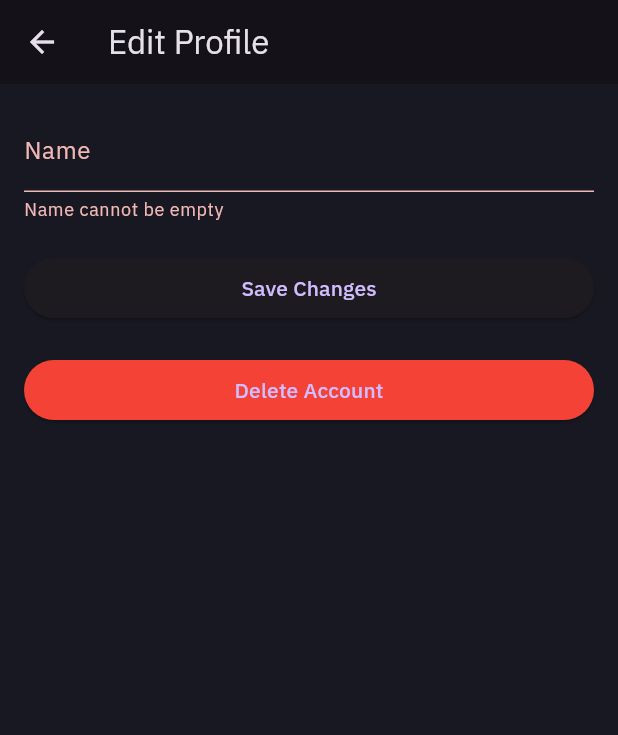
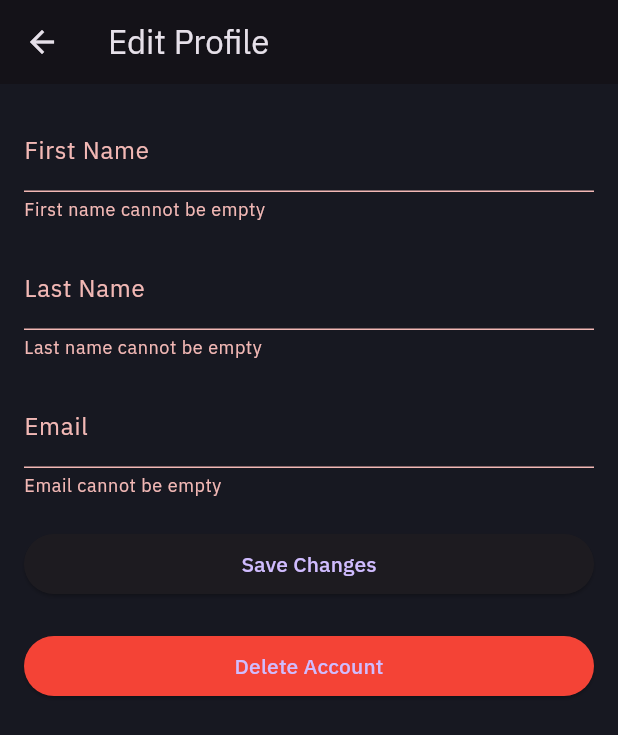
Before and after one commit to CalCod3/Gym-app, a Flutter app: the EditProfilePage screen opened directly, after a tap on "Save Changes", on a phone screen of 412 x 824 dp. Shown: the top 735 px of the screen. Run offline on Flutter 3.47's test engine with Material 3 defaults, Android fonts, the phone set to English and light mode, and no system bars; our stand-ins replace firebase_core, firebase_messaging, fl_chart, flutter_dotenv, flutter_local_notifications, flutter_secure_storage and 2 more; accounts and stored records are empty; network calls fail.

Commit message:
final fixes

```diff
--- a/lib/model/activity_model.dart
+++ b/lib/model/activity_model.dart
@@ -1,17 +1,17 @@
 // model/activity_model.dart
 class ActivityModel {
   String? image;
-  final String value;
-  final String title;
-  final String description;
-  final String type;
+  final String? value;
+  final String? title;
+  final String? description;
+  final String? type;
 
   ActivityModel({
     this.image,
-    required this.value,
-    required this.title,
-    required this.description,
-    required this.type
+    this.value,
+    this.title,
+    this.description,
+    this.type
   });
 
   factory ActivityModel.fromJson(Map<String, dynamic> json) {
--- a/lib/pages/admin/activities.dart
+++ b/lib/pages/admin/activities.dart
@@ -39,8 +39,8 @@ class ActivityListScreen extends StatelessWidget {
                           height: 50,
                           fit: BoxFit.cover,
                         ),
-                  title: Text(activity.value),
-                  subtitle: Text(activity.title),
+                  title: Text(activity.value!),
+                  subtitle: Text(activity.title!),
                   onTap: () {
                     // Navigate to activity detail screen if needed
                   },
--- a/lib/pages/home/activity_detail_screen.dart
+++ b/lib/pages/home/activity_detail_screen.dart
@@ -11,7 +11,7 @@ class ActivityDetailScreen extends StatelessWidget {
   Widget build(BuildContext context) {
     return Scaffold(
       appBar: AppBar(
-        title: Text(activity.title),
+        title: Text(activity.title!),
       ),
       body: Padding(
         padding: const EdgeInsets.all(16.0),
@@ -33,12 +33,12 @@ class ActivityDetailScreen extends StatelessWidget {
             ),
             const SizedBox(height: 20),
             Text(
-              activity.value,
+              activity.value!,
               style: const TextStyle(fontSize: 24, fontWeight: FontWeight.bold),
             ),
             const SizedBox(height: 20),
             Text(
-              activity.description, // Default message for null description
+              activity.description!, // Default message for null description
               style: const TextStyle(fontSize: 16),
             ),
           ],
--- a/lib/pages/home/widgets/activity_details_card.dart
+++ b/lib/pages/home/widgets/activity_details_card.dart
@@ -76,7 +76,7 @@ class _ActivityDetailsCardState extends State<ActivityDetailsCard> {
                       Padding(
                         padding: const EdgeInsets.only(top: 15, bottom: 4),
                         child: Text(
-                          activity.value,
+                          activity.value!,
                           style: const TextStyle(
                             fontSize: 18,
                             color: Colors.white,
@@ -85,7 +85,7 @@ class _ActivityDetailsCardState extends State<ActivityDetailsCard> {
                         ),
                       ),
                       Text(
-                        activity.title,
+                        activity.title!,
                         style: const TextStyle(
                           fontSize: 13,
                           color: Colors.grey,
--- a/lib/providers/activity_provider.dart
+++ b/lib/providers/activity_provider.dart
@@ -31,6 +31,8 @@ class ActivityProvider with ChangeNotifier {
     try {
       final response = await http.get(Uri.parse('$_baseUrl/activities/'));
 
+      print(response.body);
+
       if (response.statusCode == 200) {
         final List<dynamic> data = json.decode(response.body);
 
@@ -59,6 +61,8 @@ class ActivityProvider with ChangeNotifier {
     // Step 1: Upload the image and get the image URL
     String? imageUrl = await uploadImage(image);
 
+    print(imageUrl);
+
     if (imageUrl == null) {
       throw Exception('Failed to upload image.');
     }
@@ -73,10 +77,10 @@ class ActivityProvider with ChangeNotifier {
       body: json.encode(activity.toJson()),  // Include image URL in the activity data
     );
 
-    if (response.statusCode == 201) {
+    if (response.statusCode == 201 || response.statusCode == 200) {
       await fetchActivities();  // Refresh activities after creation
     } else {
-      throw Exception('Failed to create activity: ${response.reasonPhrase}');
+      throw Exception('Failed to create activity: ${response.body}');
     }
   } catch (e) {
     print('Error creating activity: $e');
--- a/lib/providers/user_provider.dart
+++ b/lib/providers/user_provider.dart
@@ -11,6 +11,7 @@ class UserProvider with ChangeNotifier {
   int? _userId;
   int? _boxId; // Assuming you have a way to get/set boxId
   String? _name;
+  String? _lastname;
   String? _profileImageUrl;
   bool _isMembershipActive = false;
   DateTime? _membershipExpiryDate;
@@ -35,6 +36,7 @@ class UserProvider with ChangeNotifier {
   int? get userId => _userId;
   int? get boxId => _boxId;
   String? get name => _name;
+  String? get lastname => _lastname;
   String? get profileImageUrl => _profileImageUrl;
   bool get isMembershipActive => _isMembershipActive;
   DateTime? get membershipExpiryDate => _membershipExpiryDate;
@@ -68,6 +70,7 @@ class UserProvider with ChangeNotifier {
         print('Box ID: $_boxId'); // Debug print
 
         _name = data['first_name'];
+        _lastname = data['last_name'];
         _profileImageUrl = data['profile_image'];
         _email = data['email'];
         _boxId = data['box_id'];
@@ -142,7 +145,7 @@ class UserProvider with ChangeNotifier {
 
     try {
       final url = Uri.parse(
-          '$_baseUrl/athletes/$athleteId'); // Use the current user's ID
+          '$_baseUrl/admin/athletes/$athleteId'); // Use the current user's ID
       final response = await http.put(
         url,
         headers: {
@@ -150,6 +153,7 @@ class UserProvider with ChangeNotifier {
           'Content-Type': 'application/json',
         },
         body: json.encode({
+          'id': athleteId,
           'first_name': firstName,
           'last_name': lastName,
           'email': email,
--- a/lib/widgets/profile/profile_edit.dart
+++ b/lib/widgets/profile/profile_edit.dart
@@ -3,6 +3,7 @@
 import 'package:flutter/material.dart';
 import 'package:provider/provider.dart';
 import '../../providers/user_provider.dart';
+
 
 class EditProfilePage extends StatefulWidget {
   const EditProfilePage({super.key});
@@ -13,13 +14,17 @@ class EditProfilePage extends StatefulWidget {
 
 class _EditProfilePageState extends State<EditProfilePage> {
   final _formKey = GlobalKey<FormState>();
-  late TextEditingController _nameController;
+  late TextEditingController _firstNameController;
+  late TextEditingController _lastNameController;
+  late TextEditingController _emailController;
 
   @override
   void initState() {
     super.initState();
     final userProvider = Provider.of<UserProvider>(context, listen: false);
-    _nameController = TextEditingController(text: userProvider.name ?? '');
+    _firstNameController = TextEditingController(text: userProvider.name?.split(' ').first ?? '');
+    _lastNameController = TextEditingController(text: userProvider.lastname?.split(' ').last ?? '');
+    _emailController = TextEditingController(text: userProvider.email ?? '');
   }
 
   @override
@@ -38,11 +43,33 @@ class _EditProfilePageState extends State<EditProfilePage> {
             crossAxisAlignment: CrossAxisAlignment.stretch,
             children: [
               TextFormField(
-                controller: _nameController,
-                decoration: const InputDecoration(labelText: 'Name'),
+                controller: _firstNameController,
+                decoration: const InputDecoration(labelText: 'First Name'),
                 validator: (value) {
                   if (value == null || value.isEmpty) {
-                    return 'Name cannot be empty';
+                    return 'First name cannot be empty';
+                  }
+                  return null;
+                },
+              ),
+              const SizedBox(height: 16),
+              TextFormField(
+                controller: _lastNameController,
+                decoration: const InputDecoration(labelText: 'Last Name'),
+                validator: (value) {
+                  if (value == null || value.isEmpty) {
+                    return 'Last name cannot be empty';
+                  }
+                  return null;
+                },
+              ),
+              const SizedBox(height: 16),
+              TextFormField(
+                controller: _emailController,
+                decoration: const InputDecoration(labelText: 'Email'),
+                validator: (value) {
+                  if (value == null || value.isEmpty) {
+                    return 'Email cannot be empty';
                   }
                   return null;
                 },
@@ -51,34 +78,27 @@ class _EditProfilePageState extends State<EditProfilePage> {
               ElevatedButton(
                 onPressed: () async {
                   if (_formKey.currentState!.validate()) {
-                    // Ensure that all necessary fields are provided
-                    final userProvider =
-                        Provider.of<UserProvider>(context, listen: false);
+                    final firstName = _firstNameController.text;
+                    final lastName = _lastNameController.text;
+                    final email = _emailController.text;
 
-                    // Collect the values for firstName, lastName, and email
-                    final firstName = _nameController.text.split(' ')[
-                        0]; // Assuming the first name is the first part of the name
-                    final lastName = _nameController.text.split(' ').length > 1
-                        ? _nameController.text.split(' ')[1]
-                        : ''; // Assuming last name is the second part of the name
-                    final email = userProvider.email ??
-                        ''; // You may need to retrieve the current email from the provider
-
-                    // Call the editAccountDetails method with the required fields
+                    try {
                       await userProvider.editAccountDetails(
                         firstName: firstName,
                         lastName: lastName,
                         email: email,
-                      profileImage:
-                          null, // Optional, pass current profile image if needed
+                        profileImage: null,
                       );
 
-                    // Provide feedback on success
                       ScaffoldMessenger.of(context).showSnackBar(
-                      const SnackBar(
-                          content: Text('Profile updated successfully')),
+                        const SnackBar(content: Text('Profile updated successfully')),
                       );
-                    Navigator.pop(context); // Go back to the profile page
+                      Navigator.pop(context);
+                    } catch (e) {
+                      ScaffoldMessenger.of(context).showSnackBar(
+                        SnackBar(content: Text('Error updating profile: $e')),
+                      );
+                    }
                   }
                 },
                 child: const Text('Save Changes'),
@@ -149,7 +169,9 @@ class _EditProfilePageState extends State<EditProfilePage> {
 
   @override
   void dispose() {
-    _nameController.dispose();
+    _firstNameController.dispose();
+    _lastNameController.dispose();
+    _emailController.dispose();
     super.dispose();
   }
 }
```
Also changed, not shown: 1 other file. Lines whose indentation alone changed are shown as unchanged.
